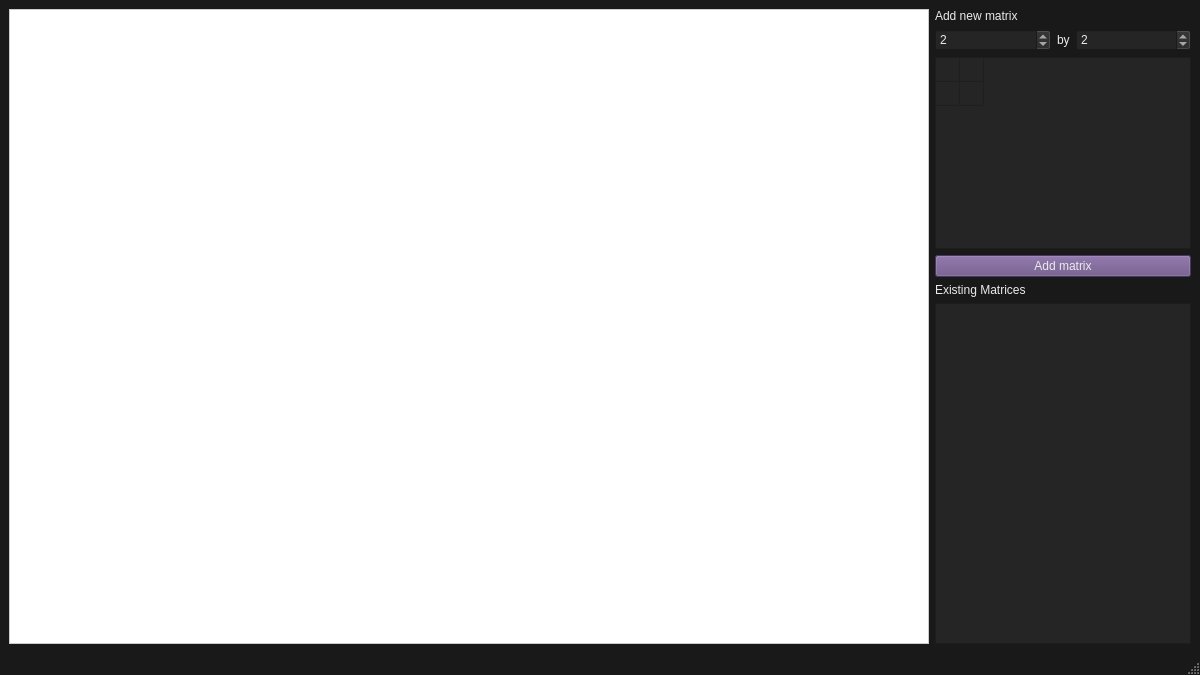
alshitov/laboratories, file MatriciesCalculatorTree/mainwindow.ui: the form before one commit.
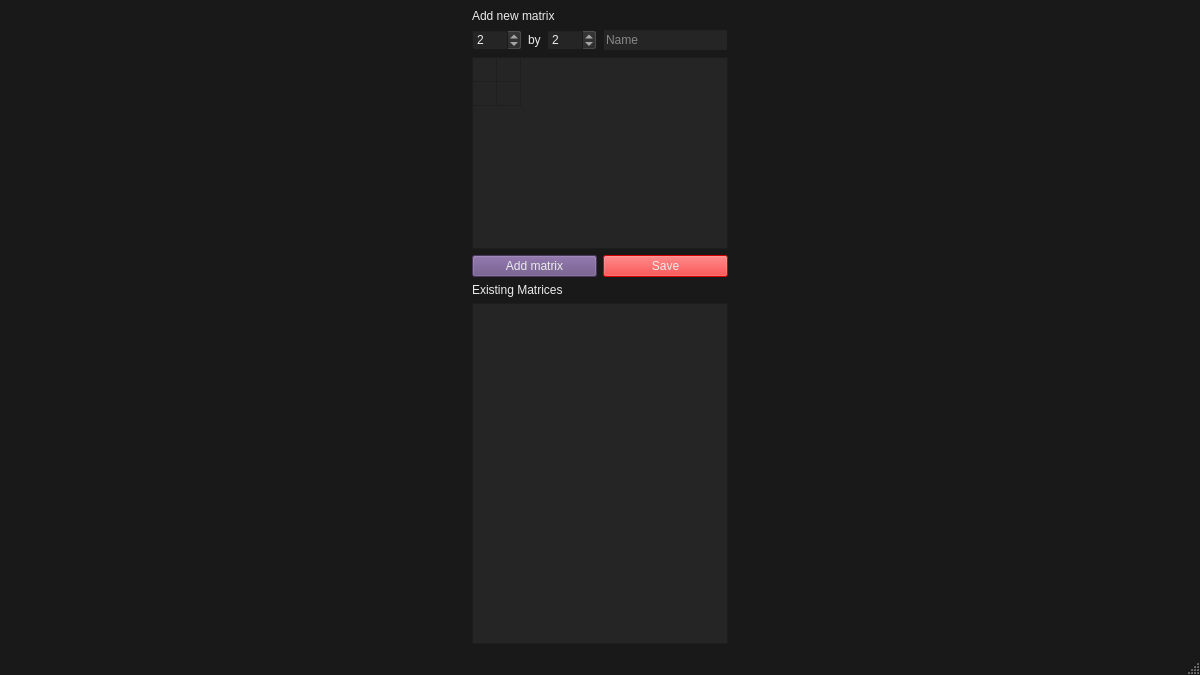
The form after the commit.

Commit message: Add custom QGraphicsView

Patch:
```diff
--- a/MatriciesCalculatorTree/mainwindow.ui
+++ b/MatriciesCalculatorTree/mainwindow.ui
@@ -35,9 +35,6 @@
    <string notr="true">QMainWindow{
 	background-color: #191919;
 }
-QGraphicsView{
-	border: 1px solid #cccccc;
-}
 QLabel{
 	color: #ebebeb;
 }
@@ -49,6 +46,9 @@
 QPushButton:hover{
 	opacity: 0.8;
 }
+QPushButton:disabled{
+	background-color: red;
+}
 QListView, QTableWidget, QLineEdit, QSpinBox{
 	background-color: #252525;
 	color: #ebebeb;
@@ -61,23 +61,10 @@
   <widget class="QWidget" name="centralwidget">
    <layout class="QGridLayout" name="gridLayout">
     <item row="0" column="0">
-     <layout class="QHBoxLayout" name="centralLayout" stretch="0,0">
+     <layout class="QHBoxLayout" name="centralLayout" stretch="0">
       <property name="sizeConstraint">
        <enum>QLayout::SetDefaultConstraint</enum>
       </property>
-      <item>
-       <widget class="QGraphicsView" name="treeView">
-        <property name="cursor" stdset="0">
-         <cursorShape>PointingHandCursor</cursorShape>
-        </property>
-        <property name="inputMethodHints">
-         <set>Qt::ImhNone</set>
-        </property>
-        <property name="alignment">
-         <set>Qt::AlignCenter</set>
-        </property>
-       </widget>
-      </item>
       <item>
        <layout class="QVBoxLayout" name="matricesSideMenu">
         <item>
@@ -90,6 +77,8 @@
         <item>
          <layout class="QHBoxLayout" name="addMatrixMenuLayout">
           <item>
+           <layout class="QHBoxLayout" name="matrixSizeControls">
+            <item>
            <widget class="QSpinBox" name="addMatrixRowSpinBox">
             <property name="minimum">
              <number>1</number>
@@ -131,6 +120,21 @@
          </layout>
         </item>
         <item>
+           <widget class="QLineEdit" name="matrixNameLineEdit">
+            <property name="sizePolicy">
+             <sizepolicy hsizetype="Minimum" vsizetype="Fixed">
+              <horstretch>0</horstretch>
+              <verstretch>0</verstretch>
+             </sizepolicy>
+            </property>
+            <property name="placeholderText">
+             <string>Name</string>
+            </property>
+           </widget>
+          </item>
+         </layout>
+        </item>
+        <item>
          <widget class="QTableWidget" name="addNewMatrixTable">
           <property name="sizePolicy">
            <sizepolicy hsizetype="Fixed" vsizetype="Fixed">
@@ -190,6 +194,8 @@
          </widget>
         </item>
         <item>
+         <layout class="QHBoxLayout" name="horizontalLayout">
+          <item>
          <widget class="QPushButton" name="addMatrixPushButton">
           <property name="cursor">
            <cursorShape>PointingHandCursor</cursorShape>
@@ -200,6 +206,21 @@
          </widget>
         </item>
         <item>
+           <widget class="QPushButton" name="saveMatrixButton">
+            <property name="enabled">
+             <bool>false</bool>
+            </property>
+            <property name="cursor">
+             <cursorShape>PointingHandCursor</cursorShape>
+            </property>
+            <property name="text">
+             <string>Save</string>
+            </property>
+           </widget>
+          </item>
+         </layout>
+        </item>
+        <item>
          <widget class="QLabel" name="existingMatricesLabel">
           <property name="text">
            <string>Existing Matrices</string>
@@ -207,7 +228,7 @@
          </widget>
         </item>
         <item>
-         <widget class="QListView" name="existingMatricesView">
+         <widget class="QListWidget" name="existingMatricesView">
           <property name="sizePolicy">
            <sizepolicy hsizetype="Fixed" vsizetype="Expanding">
             <horstretch>0</horstretch>
```
Left out of the diff: 3 changed lines with no effect on the pictures. Lines whose indentation alone changed are shown as unchanged. The commit also changes 14 other files.
